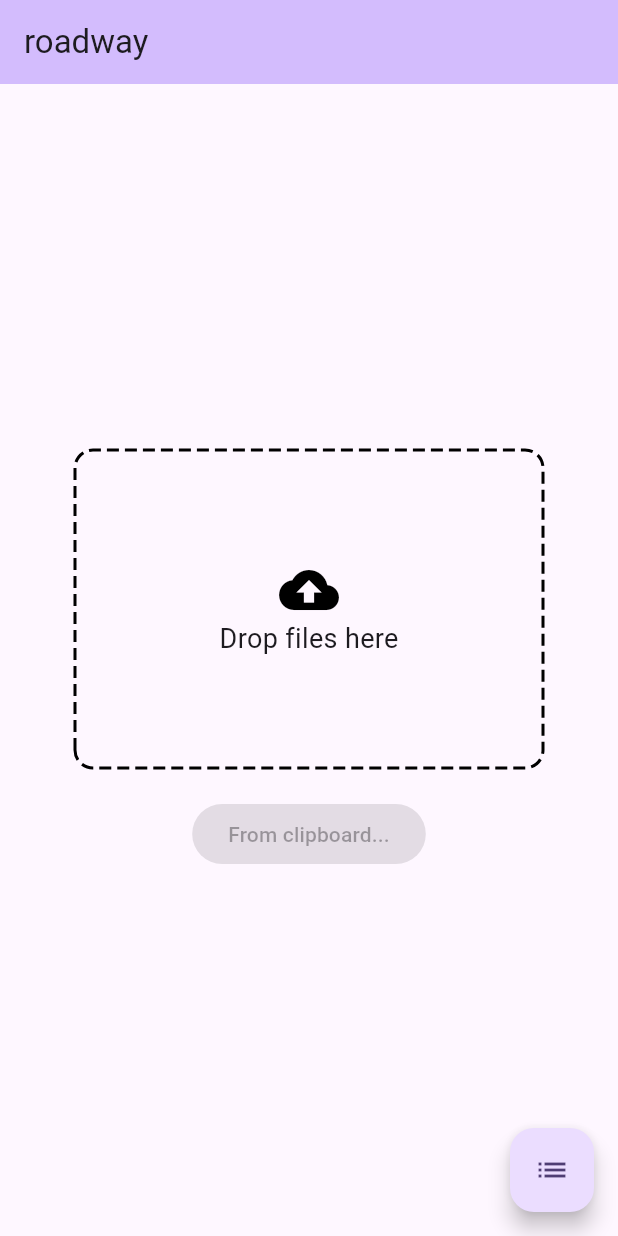
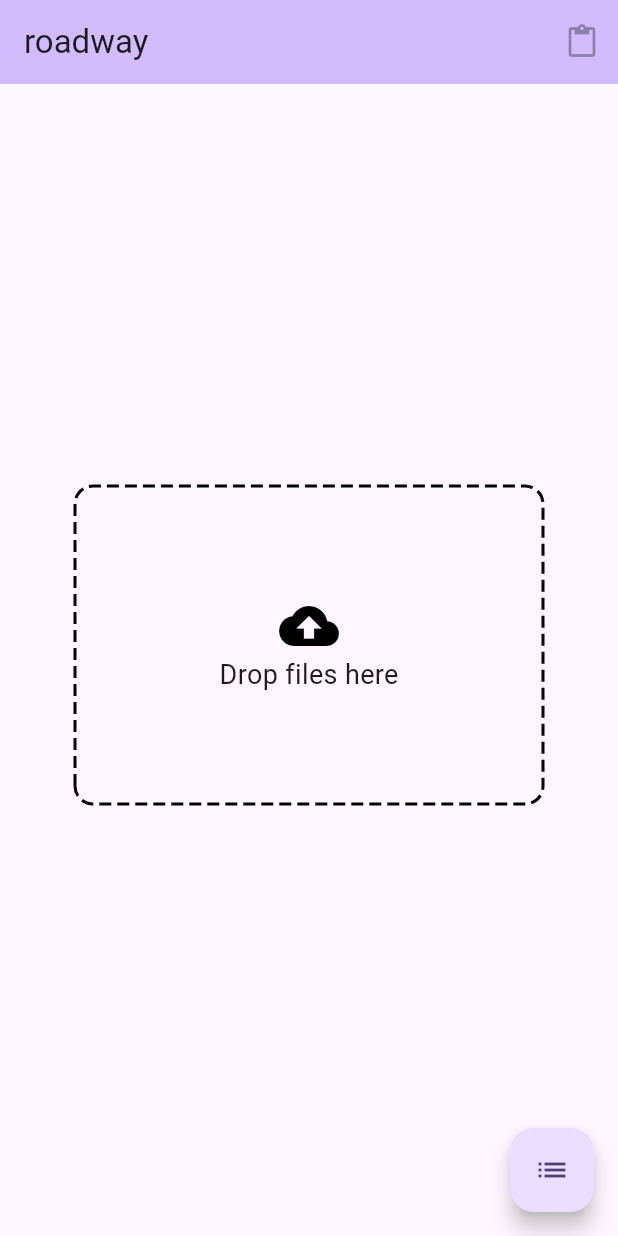
Before and after one commit to cgdougm/roadway, a Flutter app: the screen it shows after launch, on a phone screen of 412 x 824 dp. Run offline on Flutter 3.47's test engine with Material 3 defaults, Android fonts, the phone set to English and light mode, and no system bars; drawn by our look-alikes of dotted_border; our stand-ins replace cross_file, sqflite, sqflite_common_ffi; missing offline and left inert: desktop_drop, pasteboard; accounts and stored records are empty.

Commit message:
ingest-from-clipboard on AppBar() now

```diff
--- a/lib/main.dart
+++ b/lib/main.dart
@@ -298,6 +298,15 @@ class _MyHomePageState extends State<MyHomePage> {
       appBar: AppBar(
         backgroundColor: Theme.of(context).colorScheme.inversePrimary,
         title: Text(widget.title),
+        actions: [
+          Tooltip(
+            message: 'Ingest from clipboard',
+            child: IconButton(
+              icon: Icon(Icons.content_paste),
+              onPressed: _clipboardHasContent ? _handleClipboardContent : null,
+            ),
+          ),
+        ],
       ),
       body: DropTarget(
         onDragDone: (detail) {
@@ -346,13 +355,6 @@ class _MyHomePageState extends State<MyHomePage> {
                 ),
               ),
               SizedBox(height: 20),
-              Tooltip(
-                message: 'URLs, MD URLs or file paths',
-                child: ElevatedButton(
-                onPressed:
-                    _clipboardHasContent ? _handleClipboardContent : null,
-                child: Text('From clipboard...'),
-              )),
             ],
           ),
         ),
```
